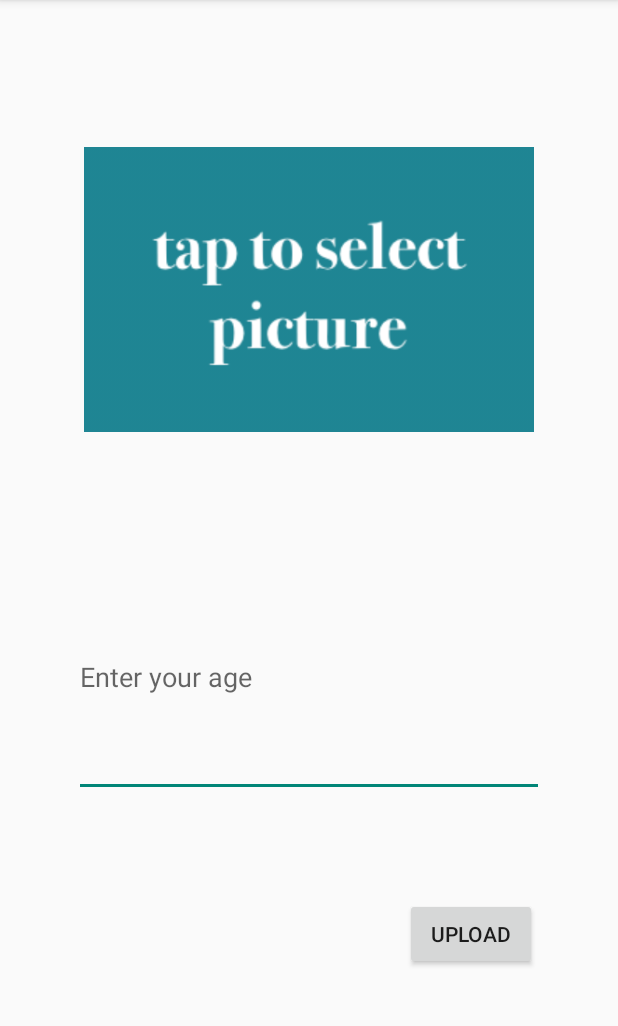
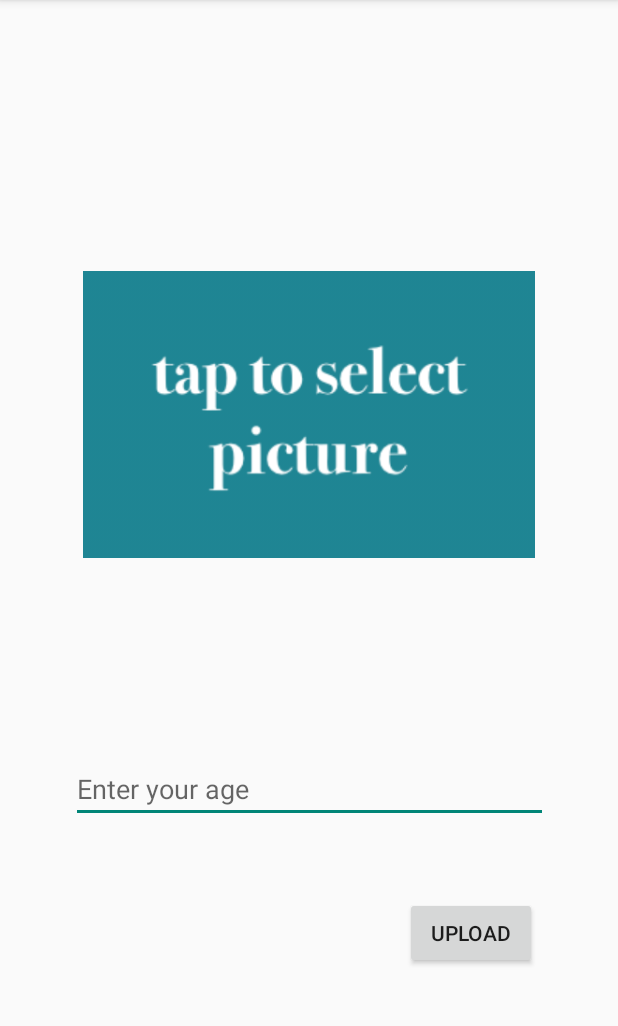
Before and after one commit to hediyeyldrm/ChatApp, an Android app: the ProfileActivity screen opened directly, with no data from a screen before it, on a phone screen of 412 x 824 dp, the part 84-1110 px from its top. Run offline under Robolectric (Android 15) with nearby library versions, the phone set to English and light mode, and no system bars; our stand-ins replace Firebase (no records; nobody signed in at launch, a user with empty details on screens opened directly).

```diff
--- a/app/src/main/res/layout/activity_profile.xml
+++ b/app/src/main/res/layout/activity_profile.xml
@@ -8,10 +8,12 @@
 
     <ImageView
         android:id="@+id/userImageView"
-        android:layout_width="300dp"
-        android:layout_height="250dp"
+        android:layout_width="0dp"
+        android:layout_height="0dp"
+        android:layout_marginStart="55dp"
         android:layout_marginTop="68dp"
-        android:layout_marginBottom="53dp"
+        android:layout_marginEnd="55dp"
+        android:layout_marginBottom="20dp"
         android:onClick="selectPicture"
         app:layout_constraintBottom_toTopOf="@+id/ageText"
         app:layout_constraintEnd_toEndOf="parent"
@@ -19,13 +21,25 @@
         app:layout_constraintTop_toTopOf="parent"
         app:srcCompat="@drawable/pictureselect" />
 
+    <Button
+        android:id="@+id/uploadButton"
+        android:layout_width="wrap_content"
+        android:layout_height="wrap_content"
+        android:layout_marginEnd="54dp"
+        android:layout_marginBottom="122dp"
+        android:onClick="upload"
+        android:text="Upload"
+        app:layout_constraintBottom_toBottomOf="parent"
+        app:layout_constraintEnd_toEndOf="parent"
+        app:layout_constraintTop_toBottomOf="@+id/ageText" />
+
     <EditText
         android:id="@+id/ageText"
-        android:layout_width="0dp"
-        android:layout_height="0dp"
-        android:layout_marginStart="49dp"
-        android:layout_marginEnd="49dp"
-        android:layout_marginBottom="67dp"
+        android:layout_width="318dp"
+        android:layout_height="44dp"
+        android:layout_marginStart="53dp"
+        android:layout_marginEnd="53dp"
+        android:layout_marginBottom="49dp"
         android:ems="10"
         android:hint="Enter your age"
         android:inputType="textPersonName"
@@ -33,16 +47,4 @@
         app:layout_constraintEnd_toEndOf="parent"
         app:layout_constraintStart_toStartOf="parent"
         app:layout_constraintTop_toBottomOf="@+id/userImageView" />
-
-    <Button
-        android:id="@+id/uploadButton"
-        android:layout_width="wrap_content"
-        android:layout_height="wrap_content"
-        android:layout_marginEnd="54dp"
-        android:layout_marginBottom="121dp"
-        android:onClick="upload"
-        android:text="Upload"
-        app:layout_constraintBottom_toBottomOf="parent"
-        app:layout_constraintEnd_toEndOf="parent"
-        app:layout_constraintTop_toBottomOf="@+id/ageText" />
 </androidx.constraintlayout.widget.ConstraintLayout>
```
Also changed, not shown: app/src/main/java/com/hediyeyildirim/chatapp/ProfileActivity.java (+21 -2 lines).
